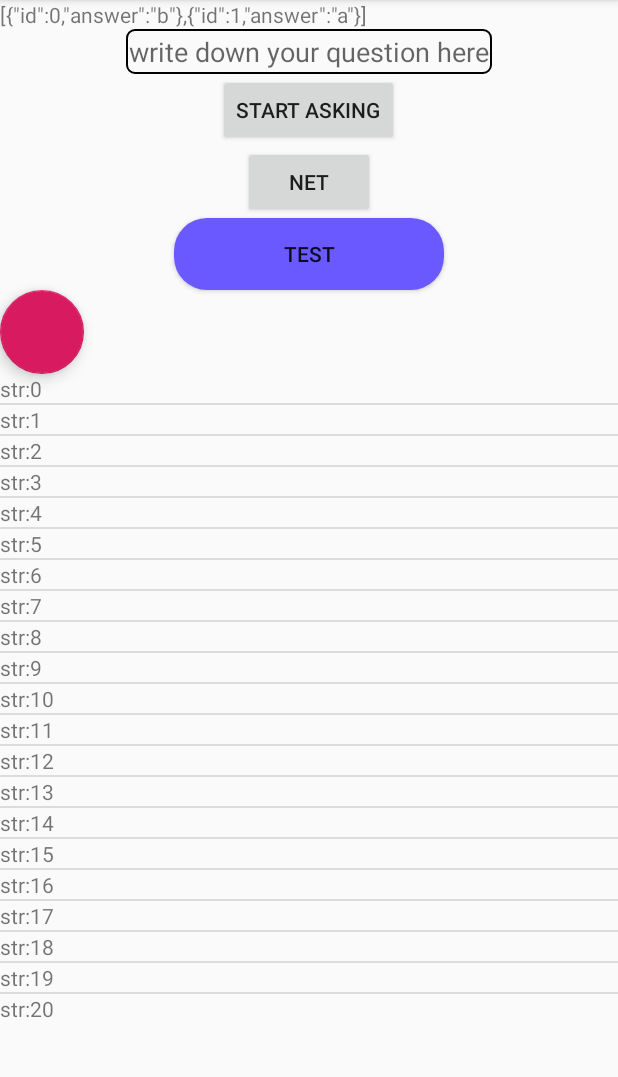
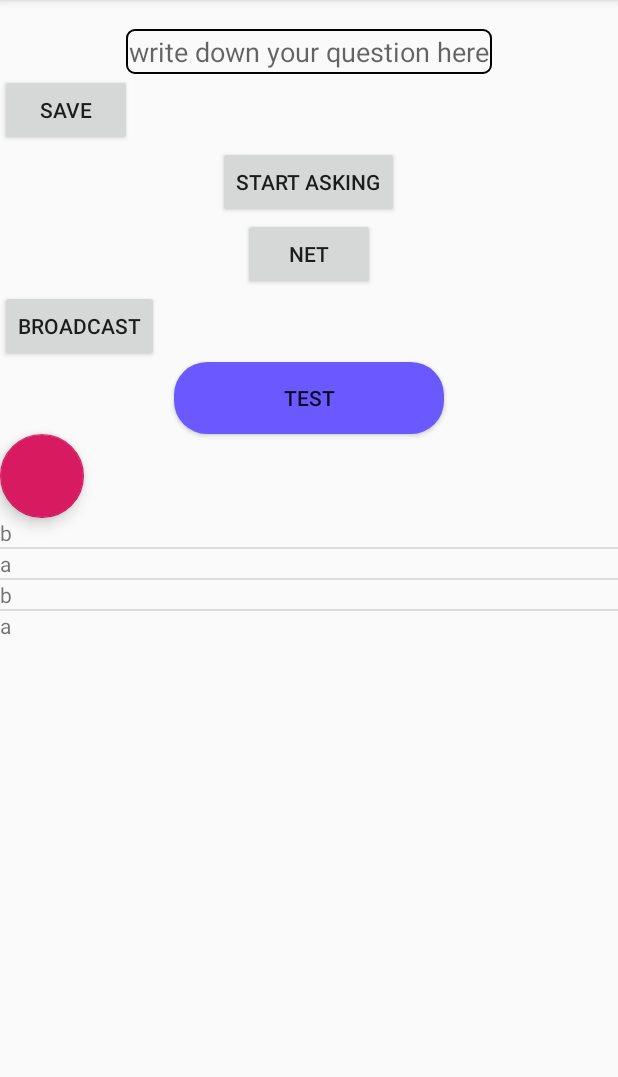
Before and after one commit to chiech/kotlintest, an Android app: the screen it shows after launch (SecondActivity), after a tap on "NET", on a phone screen of 412 x 824 dp, the part 84-1161 px from its top. Run offline under Robolectric (Android 15) with nearby library versions, the phone set to English and light mode, and no system bars; libraries missing offline, so code that uses them is left out: com.alibaba.fastjson; 1 statement that could not run was skipped.

Commit message:
加入文件读写和广播事件

```diff
--- a/app/src/main/java/com/example/myapplication/ui/login/APIservices.kt
+++ b/app/src/main/java/com/example/myapplication/ui/login/APIservices.kt
@@ -1,16 +1,25 @@
 package com.example.myapplication.ui.login
 
 import com.google.gson.JsonArray
+import okhttp3.RequestBody
 import org.json.JSONArray
 import retrofit2.Call
 import retrofit2.http.Body
 import retrofit2.http.GET
+import retrofit2.http.Headers
 import retrofit2.http.POST
 
+
 interface APIservices {
+
+
     @GET("Api/V1/CrystalBall/ss")
     fun getData() : Call<Data>
 
+    @Headers("Content-Type: application/json", "Accept: */*")
     @POST("Api/V1/Palm/Check")
-    fun getCall(@Body answer : JSONArray) : Call<Answer>
+    fun getCall(@Body answer : RequestBody) : Call<Answer>
+
+    @POST("list?appKey=be3ac46843914f5cbe875defccd8f392")
+    fun getlist(@Body body : RequestBody) : Call<RequestBody>
 }
--- a/app/src/main/java/com/example/myapplication/ui/login/LoginActivity.kt
+++ b/app/src/main/java/com/example/myapplication/ui/login/LoginActivity.kt
@@ -1,6 +1,7 @@
 package com.example.myapplication.ui.login
 
 import android.app.Activity
+import android.content.Intent
 import androidx.lifecycle.Observer
 import androidx.lifecycle.ViewModelProviders
 import android.os.Bundle
@@ -91,8 +92,9 @@ class LoginActivity : AppCompatActivity() {
             }
 
             login.setOnClickListener {
-                loading.visibility = View.VISIBLE
-                loginViewModel.login(username.text.toString(), password.text.toString())
+//                loading.visibility = View.VISIBLE
+//                loginViewModel.login(username.text.toString(), password.text.toString())
+                startActivity(Intent(this@LoginActivity,BroadcasterTestActivity::class.java))
             }
         }
     }
--- a/app/src/main/java/com/example/myapplication/ui/login/SecondActivity.kt
+++ b/app/src/main/java/com/example/myapplication/ui/login/SecondActivity.kt
@@ -22,10 +22,8 @@ import com.google.gson.JsonArray
 import com.google.gson.JsonObject
 import kotlinx.android.synthetic.main.activity_second.*
 import kotlinx.coroutines.*
-import okhttp3.Call
-import okhttp3.Callback
-import okhttp3.OkHttpClient
-import okhttp3.Response
+import okhttp3.*
+import okhttp3.MediaType.Companion.toMediaTypeOrNull
 import org.jetbrains.anko.doAsync
 import org.jetbrains.anko.startActivity
 import org.jetbrains.anko.uiThread
@@ -34,7 +32,7 @@ import org.json.JSONException
 import org.json.JSONObject
 import retrofit2.Retrofit
 import retrofit2.converter.gson.GsonConverterFactory
-import java.io.IOException
+import java.io.*
 import java.net.URL
 
 
@@ -46,21 +44,36 @@ class SecondActivity : AppCompatActivity(),CoroutineScope by MainScope(){
 
     var itemlist = ArrayList<String>()
     var adapter : MyAdapter? = null
+    var bufferedWriter : BufferedWriter? = null
+    var bufferedReader : BufferedReader? = null
+
+    val NEWS_URL : String = "http://api.shujuzhihui.cn/api/news/"
 
 
     override fun onCreate(savedInstanceState: Bundle?) {
         super.onCreate(savedInstanceState)
         setContentView(R.layout.activity_second)
 
+        var js  = JSONArray()
+        var jsb  = JSONObject()
+        var jsb1 = JSONObject()
 
+        jsb.put("id",0)
+        jsb.put("answer","b")
+        jsb1.put("id",1)
+        jsb1.put("answer","a")
 
-        fun ArrayList<String>.getData(){
-            for(i in 0..20){
-                this.add("str:"+i)
+        js.put(jsb)
+        js.put(jsb1)
+        var answer :String? = null
+
+        fun ArrayList<String>.addData(){
+            for (i in 0..js.length()-1){
+                var obj : JSONObject = js.get(i) as JSONObject
+                this.add(obj.getString("answer"))
             }
         }
-
-        itemlist.getData()
+        itemlist.addData()
         adapter = MyAdapter(itemlist,this)
         listview.adapter = adapter
 
@@ -69,6 +82,8 @@ class SecondActivity : AppCompatActivity(),CoroutineScope by MainScope(){
             startActivity<ThirdActivity>("position" to "$position")
 
         }
+
+        buttonbroadtest.setOnClickListener { startActivity<BroadcasterTestActivity>() }
 
         buttonin.setOnClickListener { startActivity<LoginActivity>("name" to "wang","age" to 11) }
 
@@ -85,11 +100,66 @@ class SecondActivity : AppCompatActivity(),CoroutineScope by MainScope(){
 
             js.put(jsb)
             js.put(jsb1)
-            show.setText("${js.toString()}")
+            var answer :String? = null
+
+            fun ArrayList<String>.addData(){
+                for (i in 0..js.length()-1){
+                    var obj : JSONObject = js.get(i) as JSONObject
+                    this.add(obj.getString("answer"))
+                }
+            }
+            itemlist.addData()
+            adapter = MyAdapter(itemlist,this)
+            listview.adapter = adapter
+//            show.setText("${js.toString()}")
 //            show.setText("${jsb.toString()}")
         }
 
         buttontest.setOnClickListener { retrofit2() }
+        //保存文件
+        savebtn.setOnClickListener { savefile() }
+        //读取文件
+        readfile()
+    }
+
+    fun savefile(){
+        var text = edittext.text.toString()
+        try {
+            var fileoutputstream = openFileOutput("myapplicationdata", Context.MODE_APPEND)
+            bufferedWriter = BufferedWriter(OutputStreamWriter(fileoutputstream))
+            bufferedWriter!!.write(text)
+        }catch (e : FileNotFoundException){
+            e.printStackTrace()
+        }catch (e : IOException){
+            e.printStackTrace()
+        }finally {
+            try {
+                bufferedWriter!!.close()
+            }catch (e : IOException){
+                e.printStackTrace()
+            }
+        }
+    }
+
+    fun readfile(){
+        var stringBuilder = StringBuilder()
+        try {
+            var fileInputStream = openFileInput("myapplicationdata")
+            bufferedReader = BufferedReader(InputStreamReader(fileInputStream))
+            stringBuilder.append(bufferedReader!!.readLine())
+        }catch (e : FileNotFoundException){
+            e.printStackTrace()
+        }catch (e : IOException){
+            e.printStackTrace()
+        }finally {
+            try {
+                bufferedReader!!.close()
+            }catch (e : FileNotFoundException){
+                e.printStackTrace()
+            }
+        }
+        var string = stringBuilder.toString()
+        show.text = string
     }
 
 
@@ -171,7 +241,14 @@ class SecondActivity : AppCompatActivity(),CoroutineScope by MainScope(){
             .build()
 
         var se = retrofit.create(APIservices::class.java)
-        se.getCall(jsonArray).enqueue(object :retrofit2.Callback<Answer>{
+
+        var body : requestBody = requestBody(0,"a")
+        var gson : Gson = Gson()
+        var obj : String = gson.toJson(body)
+
+        val requestBody = RequestBody.create("application/json".toMediaTypeOrNull(),jsonObject.toString())
+
+        se.getCall(requestBody).enqueue(object :retrofit2.Callback<Answer>{
             override fun onFailure(call: retrofit2.Call<Answer>?, t: Throwable?) {
 
             }
@@ -186,6 +263,16 @@ class SecondActivity : AppCompatActivity(),CoroutineScope by MainScope(){
 
         })
     }
+
+    fun test(){
+        var mretrofit = Retrofit.Builder()
+            .baseUrl(NEWS_URL)
+            .build()
+
+        var apIservices = mretrofit.create(APIservices::class.java)
+
+    }
+
 
     fun getJson(json : JSONArray){
         for (i in 0..json.length() - 1){
--- a/app/src/main/res/layout/activity_second.xml
+++ b/app/src/main/res/layout/activity_second.xml
@@ -16,12 +16,19 @@
         android:layout_height="wrap_content" />
 
     <EditText
+        android:id="@+id/edittext"
         android:layout_width="wrap_content"
         android:layout_height="wrap_content"
         android:inputType="textCapCharacters"
         android:hint="write down your question here"
         android:layout_gravity="center"
         android:background="@drawable/shape_edit"/>
+
+    <Button
+        android:id="@+id/savebtn"
+        android:layout_width="wrap_content"
+        android:layout_height="wrap_content"
+        android:text="save"/>
 
     <Button
         android:id="@+id/buttonin"
@@ -36,6 +43,14 @@
         android:layout_width="wrap_content"
         android:layout_height="wrap_content"
         android:text="net"/>
+
+    <Button
+        android:id="@+id/buttonbroadtest"
+        android:layout_width="wrap_content"
+        android:layout_height="wrap_content"
+        android:text="broadcast">
+
+    </Button>
 
     <Button
         android:id="@+id/buttontest"
```
Also changed, not shown: app/src/main/AndroidManifest.xml (+7 -0 lines), app/src/main/java/com/example/myapplication/ui/login/BroadcasterTestActivity.kt (added, +48 -0 lines), app/src/main/java/com/example/myapplication/ui/login/mBroadcaster.kt (added, +18 -0 lines), app/src/main/res/layout/activity_broadcasttest.xml (added, +17 -0 lines).
